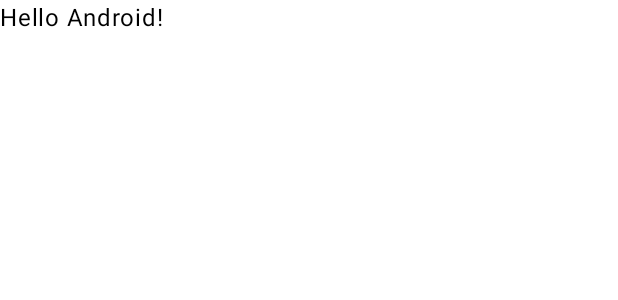
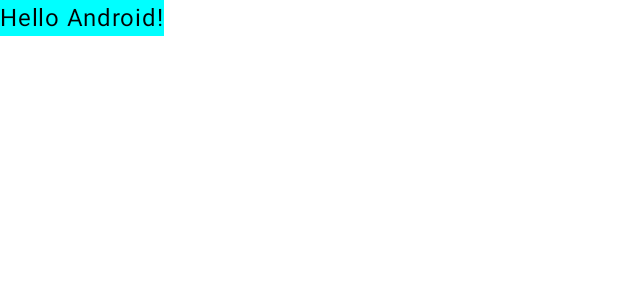
Before and after one commit to NNdemo/CP3406Practical, an Android app built with Jetpack Compose: the @Preview function GreetingPreview, on a phone screen of 412 x 824 dp. Shown: the top 300 px of the screen. Run offline under Robolectric (Android 15) with nearby library versions, the phone set to English and light mode, and no system bars.

Commit message:
Change the background color

```diff
--- a/app/src/main/java/com/example/myapplication/MainActivity.kt
+++ b/app/src/main/java/com/example/myapplication/MainActivity.kt
@@ -7,9 +7,11 @@ import androidx.activity.enableEdgeToEdge
 import androidx.compose.foundation.layout.fillMaxSize
 import androidx.compose.foundation.layout.padding
 import androidx.compose.material3.Scaffold
+import androidx.compose.material3.Surface
 import androidx.compose.material3.Text
 import androidx.compose.runtime.Composable
 import androidx.compose.ui.Modifier
+import androidx.compose.ui.graphics.Color
 import androidx.compose.ui.tooling.preview.Preview
 import com.example.myapplication.ui.theme.MyApplicationTheme
 
@@ -32,10 +34,12 @@ class MainActivity : ComponentActivity() {
 
 @Composable
 fun Greeting(name: String, modifier: Modifier = Modifier) {
-    Text(
-        text = "Hello $name!",
-        modifier = modifier
-    )
+    Surface(color = Color.Cyan) {
+        Text(
+            text = "Hello $name!",
+            modifier = modifier
+        )
+    }
 }
 
 @Preview(showBackground = true)
```
